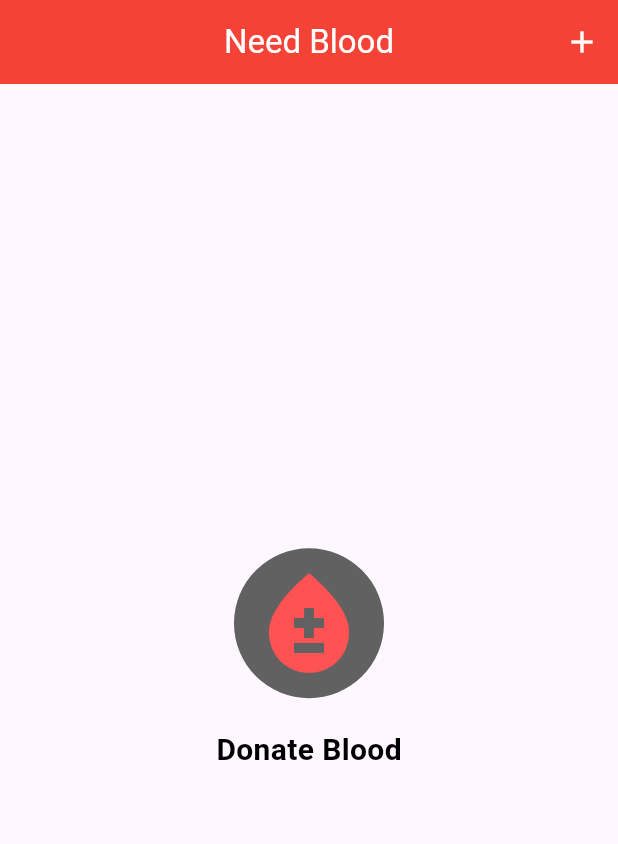
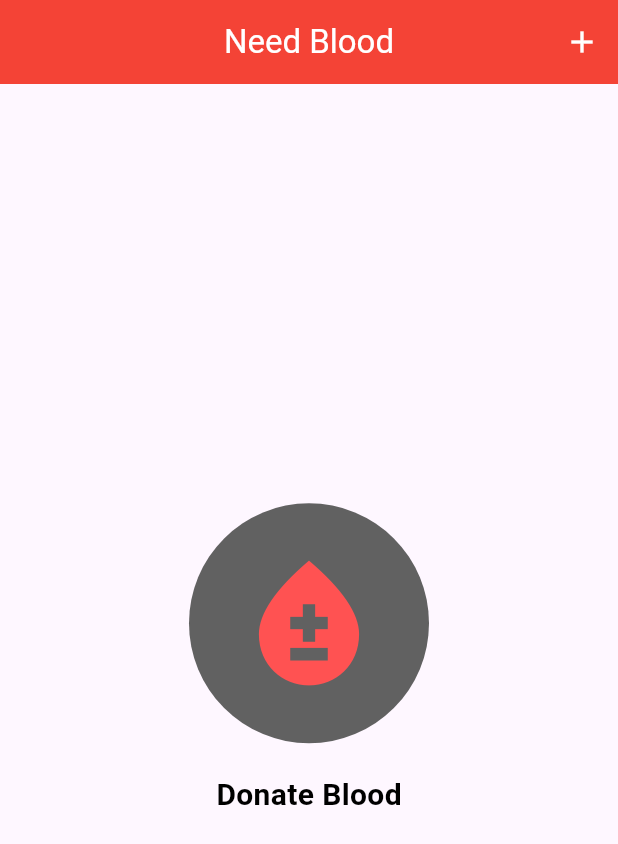
Before and after one commit to FBS143/live_assignment, a Flutter app: the screen it shows after launch, on a phone screen of 412 x 824 dp. Shown: the top 844 px of the screen. Run offline on Flutter 3.47's test engine with Material 3 defaults, Android fonts, the phone set to English and light mode, and no system bars.

Commit message:
Initial commit

```diff
--- a/lib/main.dart
+++ b/lib/main.dart
@@ -41,12 +41,12 @@ class bloodDonationScreen extends StatelessWidget {
           mainAxisAlignment: MainAxisAlignment.center,
           children: [
             CircleAvatar(
-              radius: 50,
+              radius: 80,
               backgroundColor: Colors.grey[700],
               child: Icon(
                 Icons.bloodtype,
                 color: Colors.redAccent,
-                size: 80,
+                size: 100,
               ),
             ),
             SizedBox(
```
